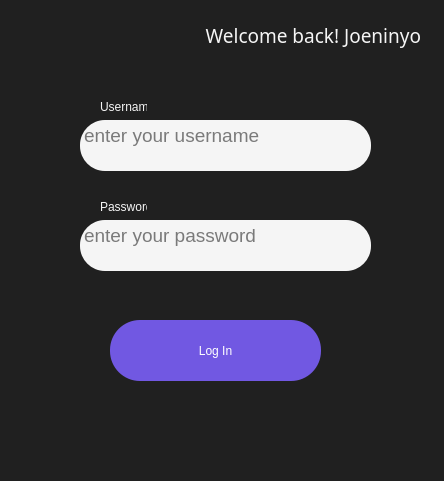
Before: the Qt Designer form assets/login.ui in mihkuno/INOATASK, drawn with Qt 5.
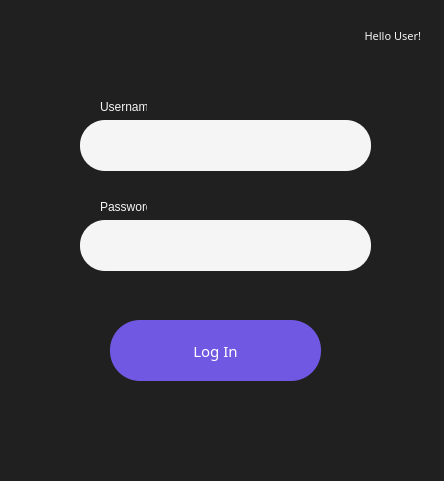
After: the same form once the commit is applied.

Commit message: added login func

```diff
--- a/assets/login.ui
+++ b/assets/login.ui
@@ -54,7 +54,7 @@
      <bool>false</bool>
     </property>
     <property name="placeholderText">
-     <string>enter your username</string>
+     <string/>
     </property>
    </widget>
    <widget class="QPlainTextEdit" name="in_pasw">
@@ -75,7 +75,7 @@
      <string notr="true">background-color: whitesmoke; border-radius: 25px</string>
     </property>
     <property name="placeholderText">
-     <string>enter your password</string>
+     <string/>
     </property>
    </widget>
    <widget class="QLabel" name="label_3">
@@ -103,6 +103,15 @@
       <height>61</height>
      </rect>
     </property>
+    <property name="font">
+     <font>
+      <family>Segoe UI Variable Text Semibold</family>
+      <pointsize>11</pointsize>
+     </font>
+    </property>
+    <property name="cursor">
+     <cursorShape>PointingHandCursor</cursorShape>
+    </property>
     <property name="styleSheet">
      <string notr="true">color: white; background-color: #7158e2; border-radius: 30px
 </string>
@@ -123,14 +132,14 @@
     <property name="font">
      <font>
       <family>Segoe UI Variable Text Semibold</family>
-      <pointsize>14</pointsize>
+      <pointsize>8</pointsize>
      </font>
     </property>
     <property name="styleSheet">
      <string notr="true">color: whitesmoke; background-color: #202020;</string>
     </property>
     <property name="text">
-     <string>Welcome back! Joeninyo</string>
+     <string>Hello User!</string>
     </property>
     <property name="alignment">
      <set>Qt::AlignRight|Qt::AlignTrailing|Qt::AlignVCenter</set>
```
Left out of the diff: 4 changed lines with no effect on the pictures. The commit also changes 3 other files.
